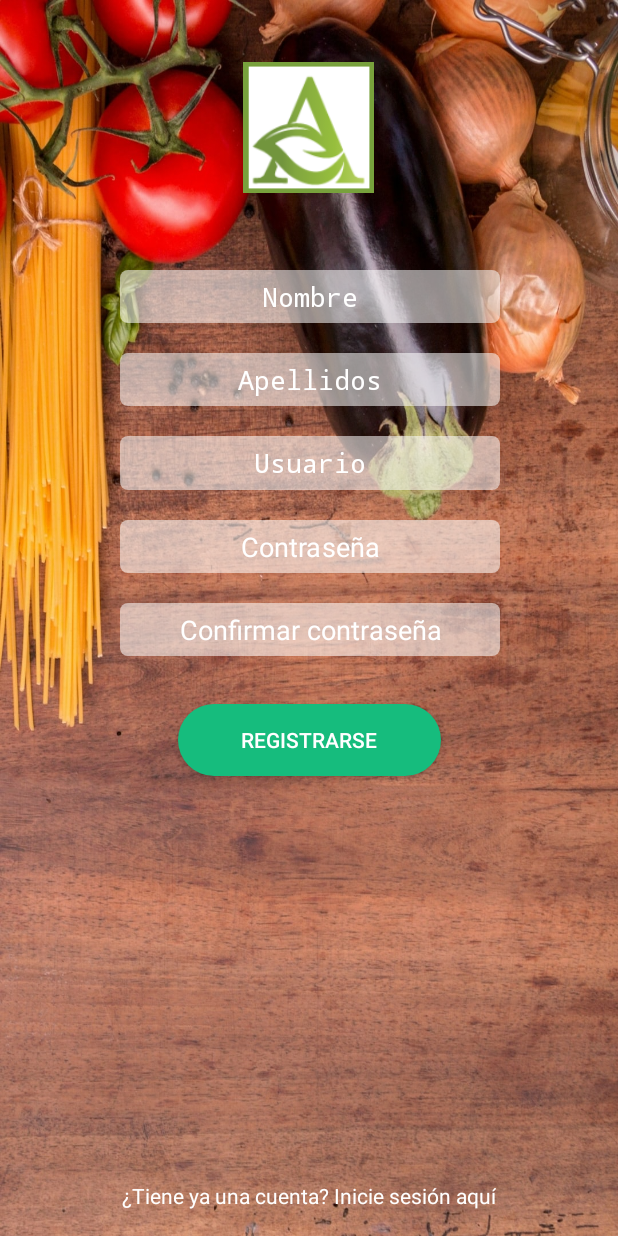
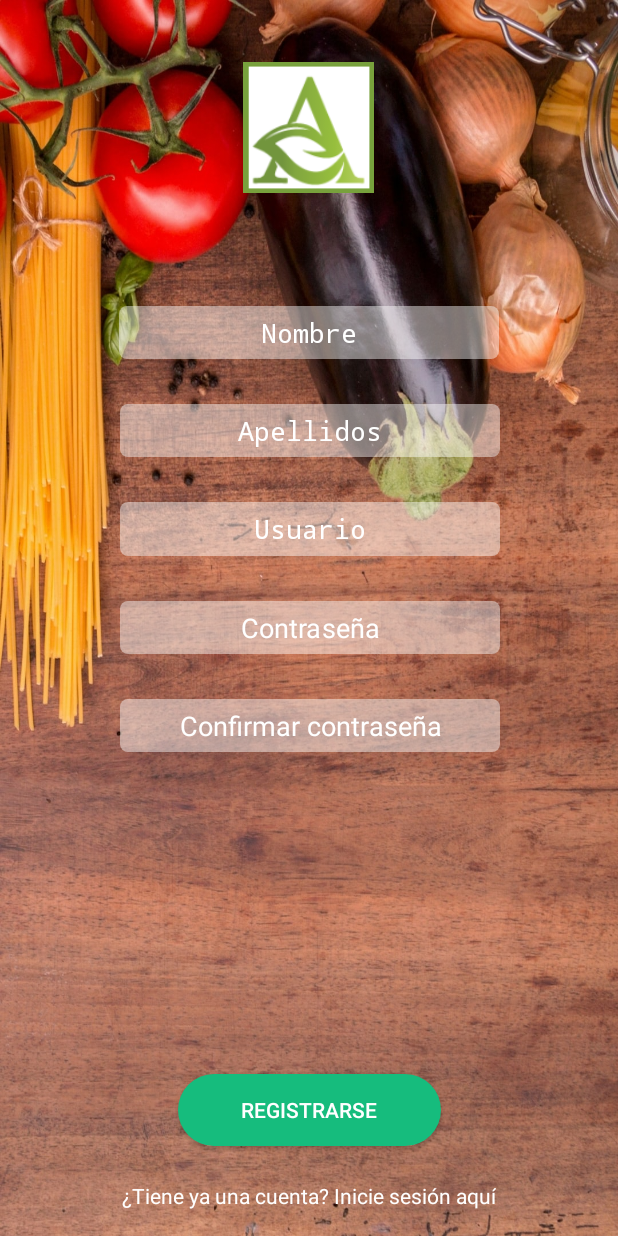
Before and after one commit to juanrodicio/AllergioApp, an Android app: the SignUpActivity screen opened directly, with no data from a screen before it, on a phone screen of 412 x 824 dp. Run offline under Robolectric (Android 15) with nearby library versions, the phone set to English and light mode, and no system bars; libraries missing offline, so code that uses them is left out: dmax.dialog.

Commit message:
Cambiando disposicion y transparencia de los EditText

```diff
--- a/app/src/main/res/drawable/rounded_editext.xml
+++ b/app/src/main/res/drawable/rounded_editext.xml
@@ -1,5 +1,5 @@
 <?xml version="1.0" encoding="utf-8"?>
 <shape xmlns:android="http://schemas.android.com/apk/res/android">
-    <solid android:color="#8c000000" />
+    <solid android:color="#73000000" />
     <corners android:radius="5dp" />
 </shape>
--- a/app/src/main/res/layout/activity_login.xml
+++ b/app/src/main/res/layout/activity_login.xml
@@ -39,10 +39,9 @@
             android:textColor="@color/white"
             app:layout_constraintBottom_toBottomOf="parent"
             app:layout_constraintEnd_toEndOf="parent"
-            app:layout_constraintHorizontal_bias="0.502"
             app:layout_constraintStart_toStartOf="parent"
             app:layout_constraintTop_toBottomOf="@+id/passwordText"
-            app:layout_constraintVertical_bias="0.0" />
+            app:layout_constraintVertical_bias="0.061" />
 
         <EditText
             android:id="@+id/usernameText"
@@ -51,7 +50,7 @@
             android:layout_centerInParent="true"
             android:layout_marginEnd="8dp"
             android:layout_marginStart="8dp"
-            android:layout_marginTop="284dp"
+            android:layout_marginTop="308dp"
             android:background="@drawable/rounded_editext"
             android:backgroundTint="@color/white"
             android:drawableStart="@drawable/baseline_person_white_18"
@@ -65,7 +64,6 @@
             android:textColor="@color/white"
             android:textColorHint="@color/white"
             app:layout_constraintEnd_toEndOf="parent"
-            app:layout_constraintHorizontal_bias="0.503"
             app:layout_constraintStart_toStartOf="parent"
             app:layout_constraintTop_toTopOf="parent" />
 
@@ -77,7 +75,7 @@
             android:layout_centerHorizontal="true"
             android:layout_marginEnd="8dp"
             android:layout_marginStart="8dp"
-            android:layout_marginTop="36dp"
+            android:layout_marginTop="40dp"
             android:background="@drawable/rounded_editext"
             android:backgroundTint="@color/white"
             android:drawableStart="@drawable/baseline_lock_white_18"
@@ -89,7 +87,6 @@
             android:textColor="@color/white"
             android:textColorHint="@color/white"
             app:layout_constraintEnd_toEndOf="parent"
-            app:layout_constraintHorizontal_bias="0.503"
             app:layout_constraintStart_toStartOf="parent"
             app:layout_constraintTop_toBottomOf="@+id/usernameText" />
     </android.support.constraint.ConstraintLayout>
--- a/app/src/main/res/layout/activity_sign_up.xml
+++ b/app/src/main/res/layout/activity_sign_up.xml
@@ -18,19 +18,15 @@
             android:layout_height="wrap_content"
             android:layout_alignParentBottom="true"
             android:layout_centerHorizontal="true"
-            android:layout_marginBottom="8dp"
+            android:layout_marginBottom="60dp"
             android:layout_marginEnd="8dp"
             android:layout_marginStart="8dp"
-            android:layout_marginTop="32dp"
             android:background="@drawable/rounded_button_main"
             android:onClick="signUp"
             android:text="Registrarse"
             app:layout_constraintBottom_toBottomOf="parent"
             app:layout_constraintEnd_toEndOf="parent"
-            app:layout_constraintHorizontal_bias="0.502"
-            app:layout_constraintStart_toStartOf="parent"
-            app:layout_constraintTop_toBottomOf="@+id/confirmPasswordText"
-            app:layout_constraintVertical_bias="0.0" />
+            app:layout_constraintStart_toStartOf="parent" />
 
         <EditText
             android:id="@+id/confirmPasswordText"
@@ -40,7 +36,7 @@
             android:layout_centerHorizontal="true"
             android:layout_marginEnd="8dp"
             android:layout_marginStart="8dp"
-            android:layout_marginTop="20dp"
+            android:layout_marginTop="30dp"
             android:background="@drawable/rounded_editext"
             android:backgroundTint="@color/white"
             android:ems="10"
@@ -62,7 +58,7 @@
             android:layout_centerHorizontal="true"
             android:layout_marginEnd="8dp"
             android:layout_marginStart="8dp"
-            android:layout_marginTop="20dp"
+            android:layout_marginTop="30dp"
             android:background="@drawable/rounded_editext"
             android:backgroundTint="@color/white"
             android:ems="10"
@@ -84,7 +80,7 @@
             android:layout_centerHorizontal="true"
             android:layout_marginEnd="8dp"
             android:layout_marginStart="8dp"
-            android:layout_marginTop="20dp"
+            android:layout_marginTop="30dp"
             android:background="@drawable/rounded_editext"
             android:backgroundTint="@color/white"
             android:ems="10"
@@ -108,7 +104,7 @@
             android:layout_centerHorizontal="true"
             android:layout_marginEnd="8dp"
             android:layout_marginStart="8dp"
-            android:layout_marginTop="20dp"
+            android:layout_marginTop="30dp"
             android:background="@drawable/rounded_editext"
             android:backgroundTint="@color/white"
             android:ems="10"
@@ -130,10 +126,9 @@
             android:layout_height="35dp"
             android:layout_alignParentTop="true"
             android:layout_centerHorizontal="true"
-            android:layout_marginBottom="8dp"
             android:layout_marginEnd="8dp"
             android:layout_marginStart="8dp"
-            android:layout_marginTop="180dp"
+            android:layout_marginTop="204dp"
             android:background="@drawable/rounded_editext"
             android:backgroundTint="@color/white"
             android:ems="10"
@@ -144,12 +139,9 @@
             android:textAllCaps="false"
             android:textColor="@color/white"
             android:textColorHint="@color/white"
-            app:layout_constraintBottom_toBottomOf="parent"
             app:layout_constraintEnd_toEndOf="parent"
-            app:layout_constraintHorizontal_bias="0.505"
             app:layout_constraintStart_toStartOf="parent"
-            app:layout_constraintTop_toTopOf="parent"
-            app:layout_constraintVertical_bias="0.0" />
+            app:layout_constraintTop_toTopOf="parent" />
     </android.support.constraint.ConstraintLayout>
 
     <ImageView
```
